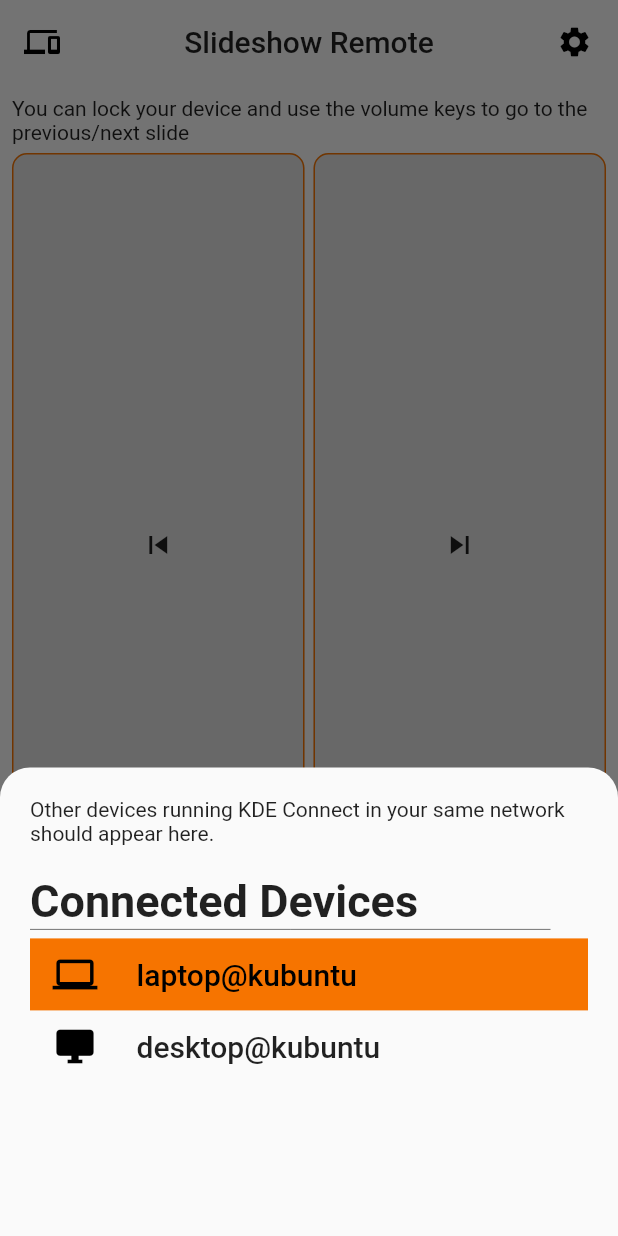
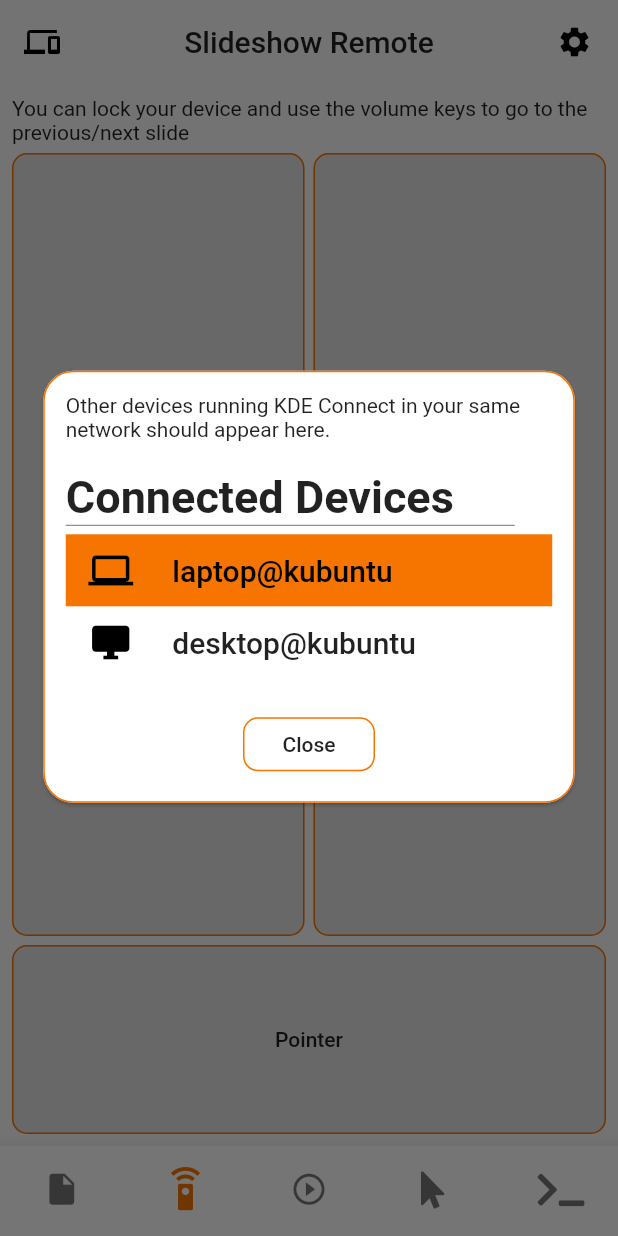
Before and after one commit to KhalidWar/kdeconnect, a Flutter app: the screen it shows after launch, item 2 of the bottom bar chosen, after a tap on the "phonelink" icon, on a phone screen of 412 x 824 dp. Run offline on Flutter 3.47's test engine with Material 2 defaults, Android fonts, the light colour scheme and no system bars; our stand-ins replace font_awesome_flutter, shared_preferences.

Commit message:
Restructured files and checked off few todos.

```diff
--- a/lib/screens/home_screen.dart
+++ b/lib/screens/home_screen.dart
@@ -44,12 +44,7 @@
         leading: IconButton(
           icon: Icon(Icons.phonelink),
           onPressed: () {
-            showModalBottomSheet(
-              shape: RoundedRectangleBorder(
-                borderRadius: BorderRadius.only(
-                    topLeft: Radius.circular(20),
-                    topRight: Radius.circular(20)),
-              ),
+            showModal(
               context: context,
               builder: (context) {
                 return PairNewDevice();
--- a/lib/screens/pair_new_device_screen.dart
+++ b/lib/screens/pair_new_device_screen.dart
@@ -14,8 +14,20 @@
 class _PairNewDeviceState extends State<PairNewDevice> {
   @override
   Widget build(BuildContext context) {
-    return Padding(
-      padding: EdgeInsets.symmetric(vertical: 20, horizontal: 20),
+    var height = MediaQuery.of(context).size.height;
+    var width = MediaQuery.of(context).size.width;
+    return Column(
+      children: [
+        Card(
+          margin: EdgeInsets.symmetric(
+              horizontal: width * 0.07, vertical: height * 0.3),
+          shape: RoundedRectangleBorder(
+              borderRadius: BorderRadius.all(Radius.circular(20)),
+              side: BorderSide(
+                  style: BorderStyle.solid,
+                  color: Theme.of(context).accentColor)),
+          child: Padding(
+            padding: EdgeInsets.all(15),
             child: Column(
               mainAxisSize: MainAxisSize.min,
               crossAxisAlignment: CrossAxisAlignment.start,
@@ -25,11 +37,13 @@
                 ),
                 SizedBox(height: 20),
                 Text('Connected Devices',
-              style: TextStyle(fontSize: 30, fontWeight: FontWeight.bold)),
+                    style:
+                        TextStyle(fontSize: 30, fontWeight: FontWeight.bold)),
                 Divider(
                   endIndent: 25,
                   height: 2,
-            color: isLightTheme(context) ? Colors.black54 : Colors.white54,
+                  color:
+                      isLightTheme(context) ? Colors.black54 : Colors.white54,
                 ),
                 SizedBox(height: 5),
                 Flexible(
@@ -53,9 +67,20 @@
                     },
                   ),
                 ),
-          SizedBox(height: MediaQuery.of(context).size.height * 0.1),
+                SizedBox(height: 20),
+                Center(
+                  child: FlatButton(
+                    child: Text('Close'),
+                    onPressed: () {
+                      Navigator.pop(context);
+                    },
+                  ),
+                )
               ],
             ),
+          ),
+        ),
+      ],
     );
   }
 }
```
Also changed, not shown: lib/screens/settings_screen.dart (+0 -34 lines). Lines whose indentation alone changed are shown as unchanged.
